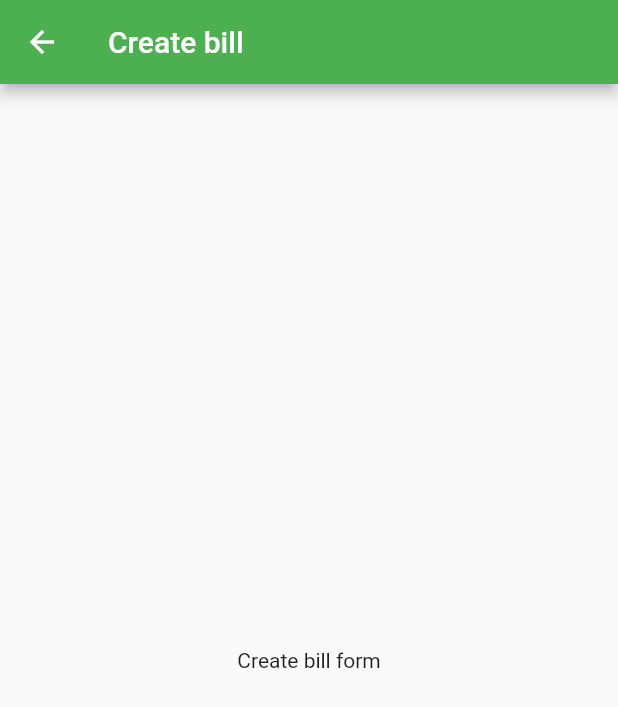
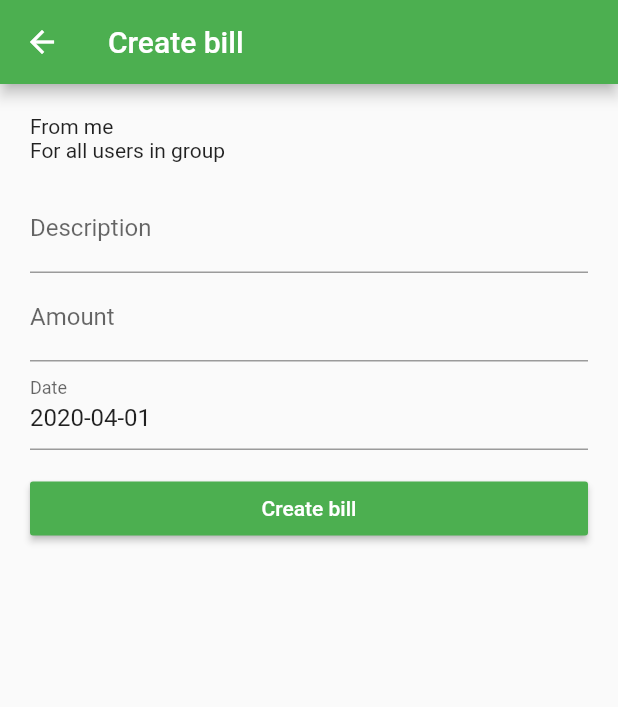
Before and after one commit to partidodev/partido-client, a Flutter app: the CreateBillPage screen opened by its route, on a phone screen of 412 x 824 dp. Shown: the top 707 px of the screen. Run offline on Flutter 3.47's test engine with Material 2 defaults, Android fonts, the light colour scheme and no system bars; our stand-ins replace dio, logger, retrofit, shared_preferences; accounts and stored records are empty; generated files the repository leaves out were written again; network calls fail.

Commit message:
Create Bill form implemented.

```diff
--- a/lib/api/api.dart
+++ b/lib/api/api.dart
@@ -41,7 +41,7 @@ abstract class Api {
   Future<List<Bill>> getBillsForGroup(@Path("groupId") int groupId);
 
   @POST("/groups/{groupId}/bills")
-  Future<Bill> createBill(@Body() Bill bill, @Path("groupId") int groupId);
+  Future<HttpResponse<Bill>> createBill(@Body() Bill bill, @Path("groupId") int groupId);
 
   @GET("/groups/{groupId}/report")
   Future<Report> getReportForGroup(@Path("groupId") int groupId);
--- a/lib/app_state.dart
+++ b/lib/app_state.dart
@@ -10,15 +10,21 @@ import 'model/user.dart';
 class AppState extends ChangeNotifier {
   Api api = ApiService.getApi();
 
-  User _currentUser = null;
-  Group _selectedGroup = null;
+  User _currentUser = new User();
+  Group _selectedGroup = new Group(users: []);
   List<Bill> _bills = [];
-  Report _report = null;
+  Report _report = new Report(balances: []);
   int _selectedGroupId = -1;
 
   void initAppState() async {
     _currentUser = await api.getCurrentUser();
-    changeSelectedGroup(1);
+    changeSelectedGroup(1); // TODO: remove fix group selection and get this number from SharedPrefs
+  }
+
+  void refreshAppState() async {
+    _bills = await api.getBillsForGroup(_selectedGroupId);
+    _report = await api.getReportForGroup(_selectedGroupId);
+    notifyListeners();
   }
 
   void addBill(Bill bill) {
@@ -42,8 +48,8 @@ class AppState extends ChangeNotifier {
   void changeSelectedGroup(int groupId) async {
     _selectedGroupId = groupId;
     _selectedGroup = await api.getGroup(groupId);
-    _bills = await api.getBillsForGroup(groupId);
-    _report = await api.getReportForGroup(groupId);
+    _bills = await api.getBillsForGroup(_selectedGroupId);
+    _report = await api.getReportForGroup(_selectedGroupId);
     notifyListeners();
   }
 
--- a/lib/main.dart
+++ b/lib/main.dart
@@ -13,7 +13,7 @@ import 'model/user.dart';
 
 void main() async {
 
-  var logger = Logger(printer: PrettyPrinter(),);
+  var logger = Logger(printer: PrettyPrinter());
 
   // Set default home.
   Widget _defaultHome = new LoginPage();
@@ -28,7 +28,7 @@ void main() async {
       _defaultHome = new HomePage();
     }
   } catch (e) {
-    logger.d("Opening login page, session invalid, code 401=Unauthorized", e);
+    logger.d("Opening login page. Session invalid or server problem?", e);
   }
 
   // Run the app!
--- a/lib/pages/create_bill_page.dart
+++ b/lib/pages/create_bill_page.dart
@@ -1,4 +1,16 @@
+import 'package:flutter/cupertino.dart';
 import 'package:flutter/material.dart';
+import 'package:logger/logger.dart';
+import 'package:partido_client/api/api.dart';
+import 'package:partido_client/api/api_service.dart';
+import 'package:partido_client/model/bill.dart';
+import 'package:partido_client/model/split.dart';
+import 'package:partido_client/model/user.dart';
+import 'package:provider/provider.dart';
+import 'package:retrofit/dio.dart';
+import 'package:intl/intl.dart';
+
+import '../app_state.dart';
 
 class CreateBillPage extends StatefulWidget {
   CreateBillPage({Key key}) : super(key: key);
@@ -9,20 +21,116 @@ class CreateBillPage extends StatefulWidget {
 
 class _CreateBillPageState extends State<CreateBillPage> {
 
+  var logger = Logger(printer: PrettyPrinter());
+
+  Api api = ApiService.getApi();
+
+  final _formKey = GlobalKey<FormState>();
+  String _description = null;
+  String _amount = null;
+
+  DateTime _selectedDate = DateTime.now();
+  var dateController = new TextEditingController(text: "${DateTime.now().toLocal()}".split(' ')[0]);
+
+  Future<Null> _selectDate(BuildContext context) async {
+    final DateTime picked = await showDatePicker(
+        context: context,
+        initialDate: _selectedDate,
+        firstDate: DateTime(2000, 1),
+        lastDate: DateTime(2100, 12)
+    );
+    if (picked != null && picked != _selectedDate) {
+      setState(() { _selectedDate = picked; });
+    }
+    dateController.text = "${_selectedDate.toLocal()}".split(' ')[0];
+  }
+
+  void _createBill() async {
+
+    User mainUser = Provider.of<AppState>(context, listen: false).getCurrentUser(); // TODO: make paying user selectable via drop down in form
+    double normalizedAmount = double.parse(_amount.toString().replaceAll(",", "."));
+
+    Bill bill = new Bill();
+    bill.description = _description;
+    bill.totalAmount = normalizedAmount;
+    bill.billingDate = DateFormat('yyyy-MM-ddTHH:mm:ss.SSS').format(_selectedDate);//_selectedDate.toString().substring(0, 19); // Format "2019-03-01 00:00:00"
+    bill.parts = Provider.of<AppState>(context, listen: false).getSelectedGroup().users.length; // Every user pays the same amout but current user pays everything at first
+    List<Split> splits = [];
+
+    for (User user in Provider.of<AppState>(context, listen: false).getSelectedGroup().users) {
+      Split split = new Split();
+      if (user.id == mainUser.id) {
+        split.main = true;
+        split.paid = normalizedAmount;
+      } else {
+        split.main = false;
+        split.paid = 0.0;
+      }
+      split.debtor = user.id;
+      split.partsOfBill = 1.0;
+      splits.add(split);
+    }
+
+    bill.splits = splits;
+
+    try {
+      HttpResponse<Bill> response = await api.createBill(bill,
+          Provider.of<AppState>(context, listen: false).getSelectedGroupId());
+      if (response.response.statusCode == 200) {
+        Provider.of<AppState>(context, listen: false).refreshAppState();
+        Navigator.pop(context);
+      }
+    } catch (e) {
+      logger.e("Failed to save bill", e);
+    }
+  }
+
   @override
   Widget build(BuildContext context) {
     return Scaffold(
       appBar: AppBar(
         title: Text('Create bill'),
       ),
-      body: Center(
-        child: Column(
-          mainAxisAlignment: MainAxisAlignment.center,
-          children: <Widget>[
-            Text(
-              'Create bill form',
-            ),
-          ],
+      body: Container(
+        padding: EdgeInsets.all(20.0),
+        child: Form(
+          key: _formKey,
+          child: Column(
+            mainAxisAlignment: MainAxisAlignment.start,
+            crossAxisAlignment: CrossAxisAlignment.start,
+            children: <Widget>[
+              Text("From me\nFor all users in group"),
+              SizedBox(height: 15.0),
+              TextFormField(
+                  onSaved: (value) => _description = value,
+                  keyboardType: TextInputType.text,
+                  decoration: InputDecoration(labelText: "Description")),
+              TextFormField(
+                  onSaved: (value) => _amount = value,
+                  keyboardType: TextInputType.numberWithOptions(decimal: true),
+                  decoration: InputDecoration(labelText: "Amount")),
+              TextFormField(
+                decoration: InputDecoration(labelText: "Date"),
+                controller: dateController,
+                readOnly: true,
+                onTap: () => _selectDate(context),
+              ),
+              SizedBox(height: 15.0),
+            MaterialButton(
+                minWidth: double.infinity,
+                color: Theme.of(context).primaryColor,
+                textColor: Colors.white,
+                child: Text("Create bill"),
+                onPressed: () {
+                  // save the fields..
+                  final form = _formKey.currentState;
+                  form.save();
+                  if (form.validate()) {
+                    _createBill();
+                  }
+                }),
+            ],
+          ),
         ),
       ),
     );
--- a/lib/pages/home_page.dart
+++ b/lib/pages/home_page.dart
@@ -28,7 +28,7 @@ class _HomePageState extends State<HomePage> {
 
   @override
   Widget build(BuildContext context) {
-    Provider.of<AppState>(context, listen: false).changeSelectedGroup(1);
+    Provider.of<AppState>(context, listen: false).initAppState();
     return MaterialApp(
       theme: ThemeData(
         primarySwatch: Colors.green,
--- a/lib/pages/login_page.dart
+++ b/lib/pages/login_page.dart
@@ -69,7 +69,10 @@ class _LoginPageState extends State<LoginPage> {
                 controlAffinity: ListTileControlAffinity.leading,
               ),
               SizedBox(height: 15.0),
-              RaisedButton(
+              MaterialButton(
+                  minWidth: double.infinity,
+                  color: Theme.of(context).primaryColor,
+                  textColor: Colors.white,
                   child: Text("Login"),
                   onPressed: () {
                     // save the fields..
--- a/pubspec.yaml
+++ b/pubspec.yaml
@@ -25,6 +25,7 @@ dependencies:
   shared_preferences: ^0.5.6+3
   logger: ^0.8.3
   provider: ^4.0.4
+  intl: ^0.16.1
 
   # The following adds the Cupertino Icons font to your application.
   # Use with the CupertinoIcons class for iOS style icons.
```
Also changed, not shown: lib/api/api.g.dart.
